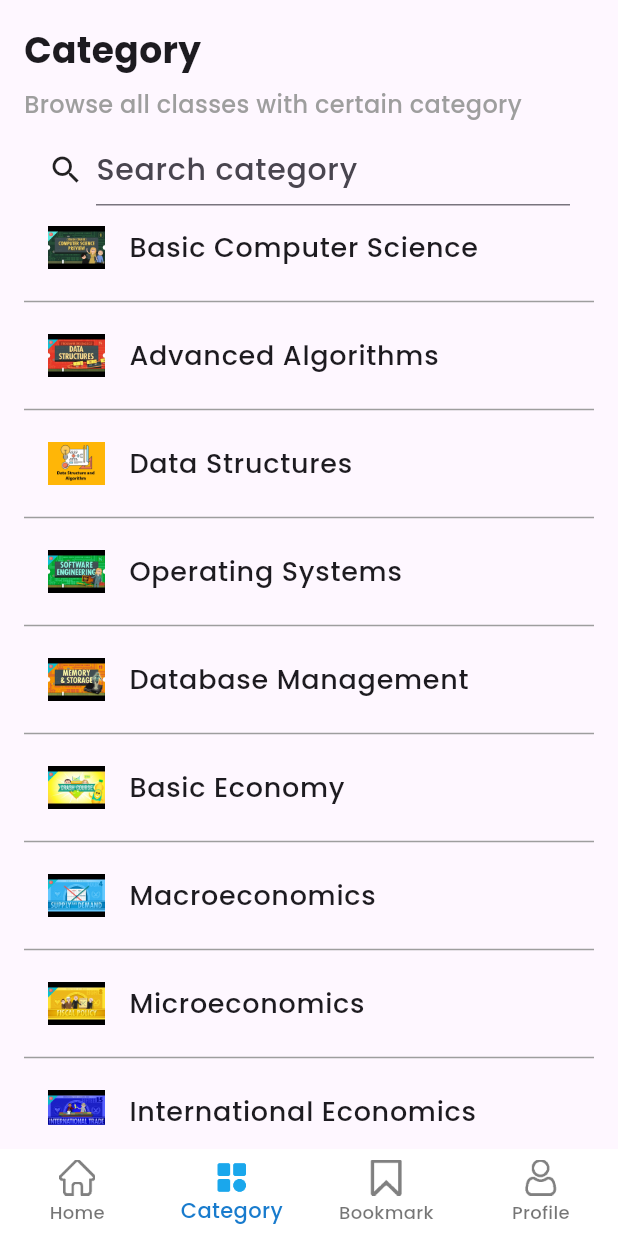
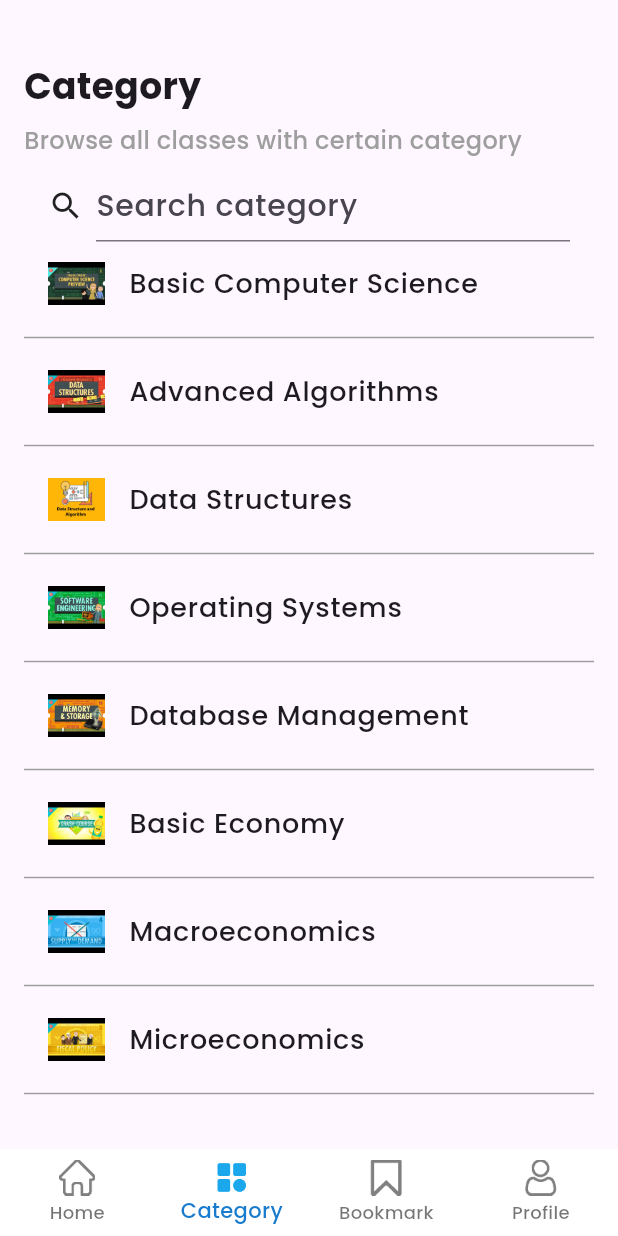
Before and after one commit to praktiku/EducationApp, a Flutter app: the BaseScreen screen opened directly, item 2 of the bottom bar chosen, on a phone screen of 412 x 824 dp. Run offline on Flutter 3.47's test engine with Material 3 defaults, Android fonts, the phone set to English and light mode, and no system bars; our stand-ins replace video_player.

Commit message:
fix: header all menus

```diff
--- a/lib/models/course.dart
+++ b/lib/models/course.dart
@@ -28,7 +28,6 @@ class Course {
   static List<Course> filteredCoursesByCourseId(List<int> ids) {
     List<Course> filteredList =
         courses.where((course) => ids.contains(course.courseId)).toList();
-    filteredList.sort((a, b) => b.courseId.compareTo(a.courseId));
     return filteredList;
   }
 }
--- a/lib/screens/base_screen.dart
+++ b/lib/screens/base_screen.dart
@@ -16,11 +16,11 @@ class BaseScreen extends StatefulWidget {
 class _BaseScreenState extends State<BaseScreen> {
   int _selectedIndex = 0;
 
-  static List<Widget> _widgetOptions = <Widget>[
-    FeaturedScreen(),
-    CategoriesScreen(),
-    BookmarkScreen(),
-    ProfileScreen(),
+  static final List<Widget> _widgetOptions = <Widget>[
+    const FeaturedScreen(),
+    const CategoriesScreen(),
+    const BookmarkScreen(),
+    const ProfileScreen(),
   ];
   @override
   Widget build(BuildContext context) {
--- a/lib/screens/bookmark_screen.dart
+++ b/lib/screens/bookmark_screen.dart
@@ -10,7 +10,9 @@ class BookmarkScreen extends StatelessWidget {
 
   @override
   Widget build(BuildContext context) {
-    return Scaffold(
+    return Container(
+      padding: const EdgeInsets.only(top: 24),
+      child: Scaffold(
         body: Padding(
           padding: const EdgeInsets.all(16.0),
           child: Column(
@@ -37,6 +39,7 @@ class BookmarkScreen extends StatelessWidget {
               buildSwipeableCard('Recent Courses',
                   Course.filteredCoursesByCourseId(user.recentCourseId)),
             ],
+          ),
         ),
       ),
     );
--- a/lib/screens/categories_screen.dart
+++ b/lib/screens/categories_screen.dart
@@ -55,7 +55,9 @@ class _CategoriesScreenState extends State<CategoriesScreen> {
 
   @override
   Widget build(BuildContext context) {
-    return Scaffold(
+    return Container(
+      padding: const EdgeInsets.only(top: 24),
+      child: Scaffold(
         body: Padding(
           padding: const EdgeInsets.all(16.0),
           child: Column(
@@ -104,6 +106,7 @@ class _CategoriesScreenState extends State<CategoriesScreen> {
             ],
           ),
         ),
+      ),
     );
   }
 }
--- a/lib/screens/profile_screen.dart
+++ b/lib/screens/profile_screen.dart
@@ -9,7 +9,9 @@ class ProfileScreen extends StatelessWidget {
 
   @override
   Widget build(BuildContext context) {
-    return Scaffold(
+    return Container(
+      padding: const EdgeInsets.only(top: 24),
+      child: Scaffold(
         body: SingleChildScrollView(
           child: Column(
             crossAxisAlignment: CrossAxisAlignment.stretch,
@@ -29,6 +31,7 @@ class ProfileScreen extends StatelessWidget {
               const Divider(),
               buildImageGrid(),
             ],
+          ),
         ),
       ),
     );
```
Lines whose indentation alone changed are shown as unchanged.
